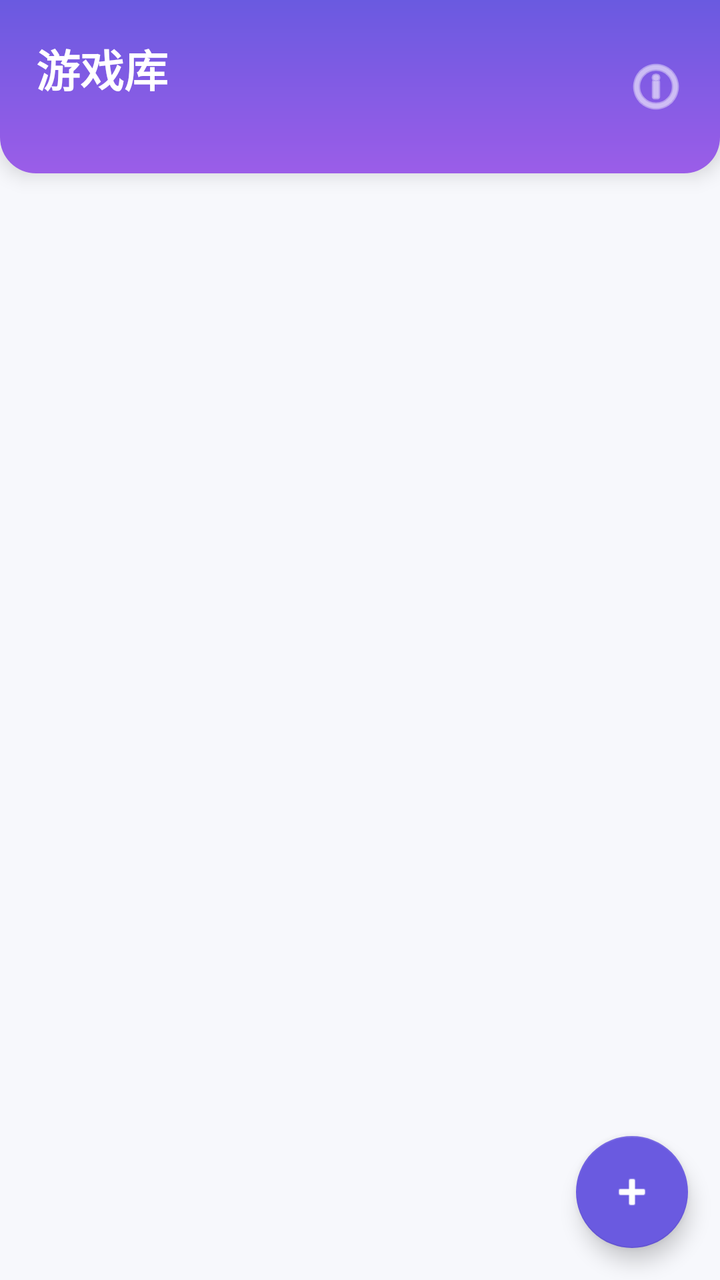
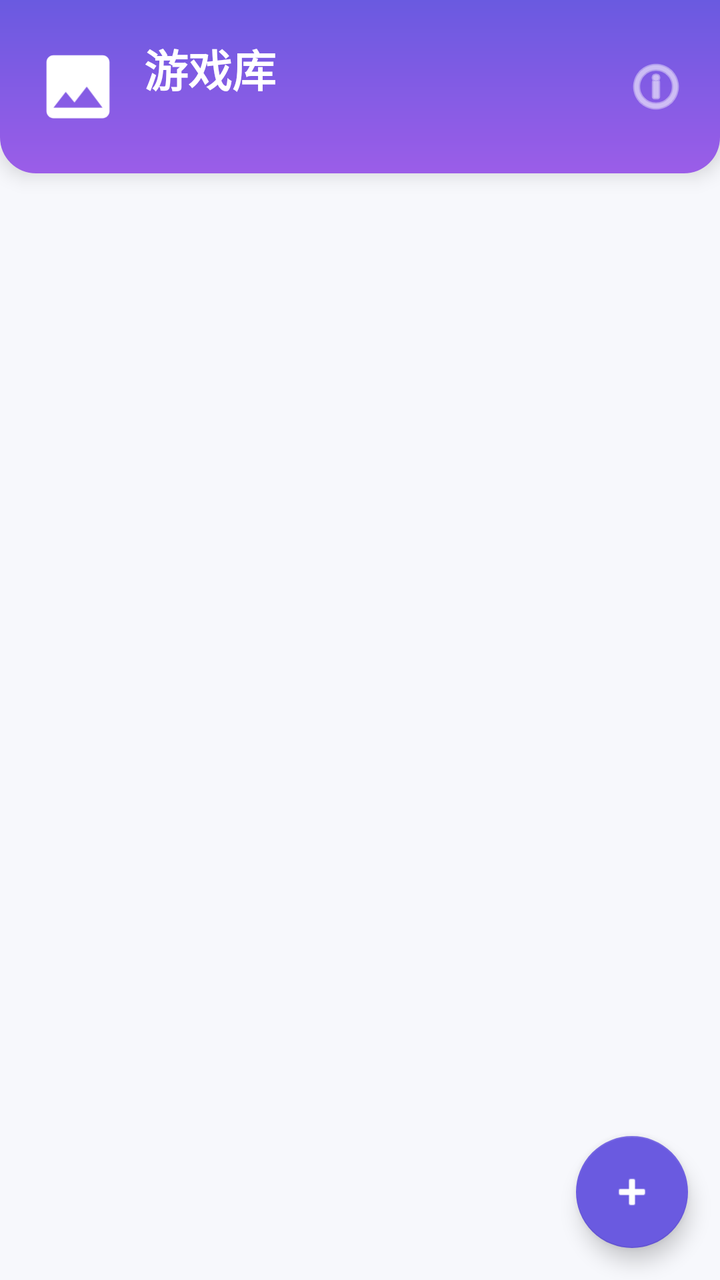

Compare the two renders of this Android layout. The source of the first and the diff that turns it into the second are given below.
<!-- AndroidManifest.xml: activity theme GalgameLibraryTheme -->
<!-- res/layout/activity_galgame_library.xml -->
<?xml version="1.0" encoding="utf-8"?>
<FrameLayout xmlns:android="http://schemas.android.com/apk/res/android"
    xmlns:app="http://schemas.android.com/apk/res-auto"
    android:layout_width="match_parent"
    android:layout_height="match_parent"
    android:background="#FFF7F8FC">

    <LinearLayout
        android:layout_width="match_parent"
        android:layout_height="match_parent"
        android:orientation="vertical">

        
        <LinearLayout
            android:layout_width="match_parent"
            android:layout_height="wrap_content"
            android:orientation="horizontal"
            android:gravity="center_vertical"
            android:background="@drawable/galgame_header_bg"
            android:elevation="6dp"
            android:paddingStart="18dp"
            android:paddingEnd="12dp"
            android:paddingTop="18dp"
            android:paddingBottom="18dp">

            <LinearLayout
                android:layout_width="0dp"
                android:layout_height="wrap_content"
                android:layout_weight="1"
                android:orientation="vertical">

                <TextView
                    android:layout_width="wrap_content"
                    android:layout_height="wrap_content"
                    android:text="@string/galgame_library_title"
                    android:textSize="22sp"
                    android:textStyle="bold"
                    android:textColor="#FFFFFFFF" />

                <TextView
                    android:id="@+id/TVSubtitle"
                    android:layout_width="wrap_content"
                    android:layout_height="wrap_content"
                    android:layout_marginTop="2dp"
                    android:textSize="12sp"
                    android:textColor="#D9FFFFFF" />
            </LinearLayout>

            <ImageButton
                android:id="@+id/BTAbout"
                android:layout_width="40dp"
                android:layout_height="40dp"
                android:background="?attr/selectableItemBackgroundBorderless"
                android:src="@android:drawable/ic_menu_info_details"
                android:tint="#FFFFFFFF"
                android:contentDescription="@string/galgame_about" />
        </LinearLayout>

        
        <GridView
            android:id="@+id/GVGalgames"
            android:layout_width="match_parent"
            android:layout_height="0dp"
            android:layout_weight="1"
            android:numColumns="auto_fit"
            android:columnWidth="150dp"
            android:horizontalSpacing="12dp"
            android:verticalSpacing="12dp"
            android:paddingStart="12dp"
            android:paddingEnd="12dp"
            android:paddingTop="12dp"
            android:paddingBottom="92dp"
            android:clipToPadding="false"
            android:scrollbars="none"
            android:stretchMode="columnWidth"
            android:layoutAnimation="@anim/grid_layout_animation" />

        
        <LinearLayout
            android:id="@+id/LEmpty"
            android:layout_width="match_parent"
            android:layout_height="0dp"
            android:layout_weight="1"
            android:orientation="vertical"
            android:gravity="center"
            android:padding="32dp"
            android:visibility="gone">

            
            <ImageView
                android:layout_width="72dp"
                android:layout_height="72dp"
                android:src="@drawable/galgame_placeholder"
                android:contentDescription="@string/galgame_library_title" />

            <TextView
                android:layout_width="wrap_content"
                android:layout_height="wrap_content"
                android:layout_marginTop="18dp"
                android:text="@string/galgame_empty_title"
                android:textSize="17sp"
                android:textStyle="bold"
                android:textColor="?android:attr/textColorPrimary" />

            <TextView
                android:layout_width="wrap_content"
                android:layout_height="wrap_content"
                android:layout_marginTop="8dp"
                android:gravity="center"
                android:text="@string/galgame_empty_hint"
                android:textSize="13sp"
                android:lineSpacingExtra="3dp"
                android:textColor="?android:attr/textColorSecondary" />

            <Button
                android:id="@+id/BTImportEmpty"
                android:layout_width="wrap_content"
                android:layout_height="wrap_content"
                android:layout_marginTop="20dp"
                android:paddingStart="22dp"
                android:paddingEnd="22dp"
                android:text="@string/galgame_import_title"
                android:textColor="#FFFFFFFF"
                android:backgroundTint="#FF6A5AE0" />
        </LinearLayout>

    </LinearLayout>

    
    <com.google.android.material.floatingactionbutton.FloatingActionButton
        android:id="@+id/FABImport"
        android:layout_width="wrap_content"
        android:layout_height="wrap_content"
        android:layout_gravity="bottom|end"
        android:layout_margin="16dp"
        android:src="@android:drawable/ic_input_add"
        app:tint="#FFFFFFFF"
        app:backgroundTint="#FF6A5AE0"
        app:rippleColor="#FFFFFFFF"
        android:contentDescription="@string/galgame_import_title" />

</FrameLayout>
<!-- resources referenced by this layout -->
<resources>
  <!-- drawable galgame_header_bg (drawable) -->
  <?xml version="1.0" encoding="utf-8"?>
  <shape xmlns:android="http://schemas.android.com/apk/res/android"
      android:shape="rectangle">
      <gradient
          android:angle="270"
          android:startColor="#FF6A5AE0"
          android:endColor="#FF9B5DE8" />
      <corners
          android:bottomLeftRadius="18dp"
          android:bottomRightRadius="18dp" />
  </shape>
  <!-- drawable galgame_placeholder (drawable) -->
  <?xml version="1.0" encoding="utf-8"?>
  <vector xmlns:android="http://schemas.android.com/apk/res/android"
      android:width="72dp"
      android:height="72dp"
      android:viewportWidth="24"
      android:viewportHeight="24">
      <path
          android:fillColor="#FF6A5AE0"
          android:pathData="M21 19V5c0-1.1-0.9-2-2-2H5c-1.1 0-2 0.9-2 2v14c0 1.1 0.9 2 2 2h14c1.1 0 2-0.9 2-2zM8.5 13.5l2.5 3 3.5-4.5 4.5 6H5l3.5-4.5z" />
  </vector>
  <string name="galgame_about">关于</string>
  <string name="galgame_empty_hint">导入一个游戏文件夹，之后在封面墙上点一下就能直接启动</string>
  <string name="galgame_empty_title">游戏库还是空的</string>
  <string name="galgame_import_title">导入游戏</string>
  <string name="galgame_library_title">游戏库</string>
  <style name="GalgameLibraryTheme" parent="@style/AppThemeLight">
          
          <item name="android:windowAnimationStyle">@style/GalgameWindowAnim</item>
          <item name="android:windowActivityTransitions">true</item>
      </style>
  <style name="GalgameWindowAnim" parent="@android:style/Animation.Activity">
          <item name="android:activityOpenEnterAnimation">@anim/fade_in</item>
          <item name="android:activityOpenExitAnimation">@anim/fade_out</item>
          <item name="android:activityCloseEnterAnimation">@anim/fade_in</item>
          <item name="android:activityCloseExitAnimation">@anim/fade_out</item>
      </style>
  <style name="TextView" parent="@android:style/Widget.TextView">
          <item name="android:textSize">16sp</item>
          <item name="android:textColor">?attr/colorPrimaryText</item>
      </style>
  <style name="CheckBox" parent="@android:style/Widget.CompoundButton.CheckBox">
          <item name="android:textSize">16sp</item>
          <item name="android:textColor">?attr/colorPrimaryText</item>
      </style>
  <style name="ListPopupWindow" parent="@android:style/Widget.ListPopupWindow">
          <item name="android:popupBackground">?attr/popupMenuBackground</item>
          <item name="android:dropDownHorizontalOffset">-4dp</item>
      </style>
  <style name="PopupWindow" parent="@android:style/Widget.PopupWindow">
          <item name="android:popupBackground">?attr/popupMenuBackground</item>
          <item name="android:dropDownHorizontalOffset">-4dp</item>
      </style>
  <style name="PopupMenu" parent="@android:style/Widget.PopupMenu">
          <item name="android:popupBackground">?attr/popupMenuBackground</item>
      </style>
  <style name="Toolbar" parent="@android:style/Widget.Toolbar">
          <item name="android:background">?attr/colorPrimary</item>
          <item name="titleTextColor">#ffffff</item>
          <item name="titleTextAppearance">@style/TitleTextAppearance</item>
      </style>
  <style name="SpinnerDropDownItem" parent="@android:style/Widget.Holo.DropDownItem.Spinner">
          <item name="android:textColor">?attr/colorPrimaryText</item>
      </style>
  <style name="RadioButton" parent="@android:style/Widget.CompoundButton.RadioButton">
          <item name="android:textSize">16sp</item>
          <item name="android:textColor">?attr/colorPrimaryText</item>
          <item name="android:paddingRight">8dp</item>
      </style>
  <style name="TitleTextAppearance" parent="android:TextAppearance">
          <item name="android:textSize">18sp</item>
          <item name="android:textStyle">bold</item>
          <item name="android:textColor">?attr/colorPrimaryText</item>
      </style>
</resources>

<!-- the commit's change to res/layout/activity_galgame_library.xml (unified diff, before → after) -->
@@ -22,6 +22,15 @@
             android:paddingEnd="12dp"
             android:paddingTop="18dp"
             android:paddingBottom="18dp">
+
+            
+            <ImageView
+                android:layout_width="42dp"
+                android:layout_height="42dp"
+                android:layout_marginEnd="12dp"
+                android:src="@drawable/galgame_placeholder"
+                android:tint="#FFFFFFFF"
+                android:contentDescription="@string/galgame_app_name" />
 
             <LinearLayout
                 android:layout_width="0dp"
<!-- resource entries referenced after the edit -->
@@ -24,6 +24,7 @@
           android:pathData="M21 19V5c0-1.1-0.9-2-2-2H5c-1.1 0-2 0.9-2 2v14c0 1.1 0.9 2 2 2h14c1.1 0 2-0.9 2-2zM8.5 13.5l2.5 3 3.5-4.5 4.5 6H5l3.5-4.5z" />
   </vector>
   <string name="galgame_about">关于</string>
+  <string name="galgame_app_name">GalgameShell</string>
   <string name="galgame_empty_hint">导入一个游戏文件夹，之后在封面墙上点一下就能直接启动</string>
   <string name="galgame_empty_title">游戏库还是空的</string>
   <string name="galgame_import_title">导入游戏</string>
